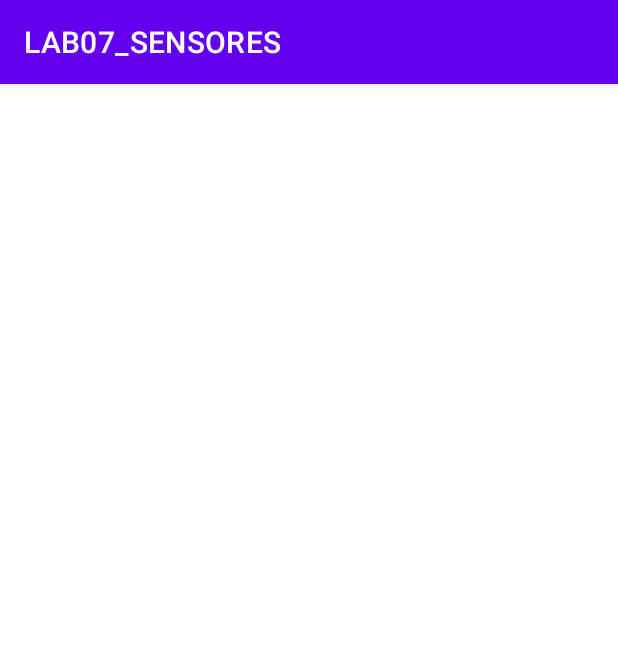
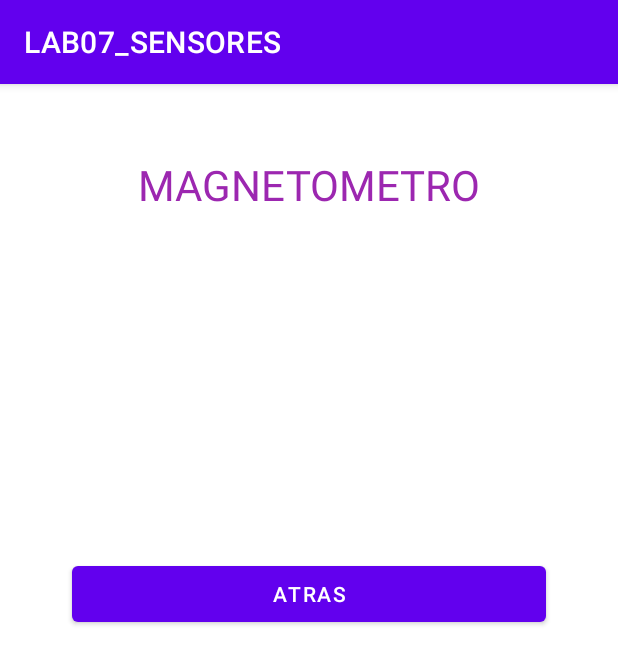
Before and after one commit to ValeriaCalderon123/LAB07_SENSORES, an Android app: the Sensor2 screen opened directly, with no data from a screen before it, on a phone screen of 412 x 824 dp. Shown: the top 664 px of the screen. Run offline under Robolectric (Android 15) with nearby library versions, the phone set to English and light mode, and no system bars.

Commit message:
Cambios UI - ACELEROMETRO

```diff
--- a/app/src/main/java/com/example/lab07_sensores/Sensor1.kt
+++ b/app/src/main/java/com/example/lab07_sensores/Sensor1.kt
@@ -44,7 +44,7 @@ class Sensor1 : AppCompatActivity(),SensorEventListener {
         //INICIALIZACION DE SENSOR
         sensorManager = getSystemService(SENSOR_SERVICE) as SensorManager
         // DEFINICION DE TIPO DE SENSOR
-        sensorManager.getDefaultSensor(Sensor.TYPE_MAGNETIC_FIELD)?.also {
+        sensorManager.getDefaultSensor(Sensor.TYPE_ACCELEROMETER)?.also {
             sensorManager.registerListener(this, it, SensorManager.SENSOR_DELAY_NORMAL,SensorManager.SENSOR_DELAY_NORMAL)
         }
 
@@ -60,15 +60,7 @@ class Sensor1 : AppCompatActivity(),SensorEventListener {
             textY.text = ("Y: "+("%.2f".format(y).toDouble()).toString()+"\nY: "+y.toInt().toString())
             textZ.text = ("Z: "+("%.2f".format(z).toDouble()).toString()+"\nZ: "+z.toInt().toString())
         }
-        if(event?.sensor?.type == Sensor.TYPE_MAGNETIC_FIELD){
-            val x = event.values[0]
-            val y = event.values[1]
-            val z = event.values[2]
-            // ASIGNACION
-            textX.text = ("X: "+("%.2f".format(x).toDouble()).toString()+"\nX: "+x.toInt().toString())
-            textY.text = ("Y: "+("%.2f".format(y).toDouble()).toString()+"\nY: "+y.toInt().toString())
-            textZ.text = ("Z: "+("%.2f".format(z).toDouble()).toString()+"\nZ: "+z.toInt().toString())
-        }
+
     }
 
     override fun onAccuracyChanged(sensor: Sensor?, accuracy: Int) {
--- a/app/src/main/java/com/example/lab07_sensores/Sensor2.kt
+++ b/app/src/main/java/com/example/lab07_sensores/Sensor2.kt
@@ -1,11 +1,71 @@
 package com.example.lab07_sensores
 
+import android.content.Intent
+import android.content.pm.ActivityInfo
+import android.hardware.Sensor
+import android.hardware.SensorEvent
+import android.hardware.SensorEventListener
+import android.hardware.SensorManager
 import androidx.appcompat.app.AppCompatActivity
 import android.os.Bundle
+import android.widget.Button
+import android.widget.TextView
 
-class Sensor2 : AppCompatActivity() {
+class Sensor2 : AppCompatActivity(), SensorEventListener {
+
+    private lateinit var sensorManager: SensorManager
+    private lateinit var textX: TextView
+    private lateinit var textY: TextView
+    private lateinit var textZ: TextView
+
     override fun onCreate(savedInstanceState: Bundle?) {
         super.onCreate(savedInstanceState)
         setContentView(R.layout.activity_sensor2)
+        // BUSQUEDA
+        textX = findViewById(R.id.gradoX)
+        textY = findViewById(R.id.gradoY)
+        textZ = findViewById(R.id.gradoZ)
+        this.requestedOrientation = ActivityInfo.SCREEN_ORIENTATION_UNSPECIFIED
+
+        //SENSOR
+        setUpSensor()
+        val btnBack: Button = findViewById(R.id.buttonBack)
+
+
+        btnBack.setOnClickListener {
+            val intent = Intent(this, MainActivity::class.java)
+            startActivity(intent)
+        }
+    }
+    private fun setUpSensor(){
+        //INICIALIZACION DE SENSOR
+        sensorManager = getSystemService(SENSOR_SERVICE) as SensorManager
+        // DEFINICION DE TIPO DE SENSOR
+        sensorManager.getDefaultSensor(Sensor.TYPE_MAGNETIC_FIELD)?.also {
+            sensorManager.registerListener(this, it, SensorManager.SENSOR_DELAY_NORMAL,SensorManager.SENSOR_DELAY_NORMAL)
+        }
+
+    }
+    override fun onSensorChanged(event: SensorEvent?) {
+        //CONDICIONAL QUE INDICA SI SE ELIGIO EL SENSOR MAGNETOMETRO
+
+        if(event?.sensor?.type == Sensor.TYPE_MAGNETIC_FIELD){
+            val x = event.values[0]
+            val y = event.values[1]
+            val z = event.values[2]
+            // ASIGNACION
+            textX.text = ("X: "+("%.2f".format(x).toDouble()).toString()+"\nX: "+x.toInt().toString())
+            textY.text = ("Y: "+("%.2f".format(y).toDouble()).toString()+"\nY: "+y.toInt().toString())
+            textZ.text = ("Z: "+("%.2f".format(z).toDouble()).toString()+"\nZ: "+z.toInt().toString())
+        }
+    }
+
+    override fun onAccuracyChanged(sensor: Sensor?, accuracy: Int) {
+        return
+    }
+
+    override fun onDestroy() {
+        sensorManager.unregisterListener((this))
+        super.onDestroy()
     }
 }
--- a/app/src/main/res/layout/activity_sensor2.xml
+++ b/app/src/main/res/layout/activity_sensor2.xml
@@ -6,4 +6,70 @@
     android:layout_height="match_parent"
     tools:context=".Sensor2">
 
+    <TextView
+        android:id="@+id/gradoY"
+        android:layout_width="98dp"
+        android:layout_height="66dp"
+        android:layout_marginTop="96dp"
+        android:textAlignment="center"
+        android:textSize="24sp"
+        app:layout_constraintBottom_toTopOf="@+id/buttonBack"
+        app:layout_constraintEnd_toStartOf="@+id/gradoZ"
+        app:layout_constraintHorizontal_bias="0.852"
+        app:layout_constraintStart_toStartOf="parent"
+        app:layout_constraintTop_toBottomOf="@+id/textView"
+        app:layout_constraintVertical_bias="0.0" />
+
+    <TextView
+        android:id="@+id/gradoZ"
+        android:layout_width="91dp"
+        android:layout_height="67dp"
+        android:textAlignment="center"
+        android:textSize="24sp"
+        app:layout_constraintBottom_toBottomOf="@+id/gradoY"
+        app:layout_constraintEnd_toEndOf="parent"
+        app:layout_constraintHorizontal_bias="0.876"
+        app:layout_constraintStart_toStartOf="parent"
+        app:layout_constraintTop_toBottomOf="@+id/textView"
+        app:layout_constraintVertical_bias="1.0" />
+
+    <TextView
+        android:id="@+id/gradoX"
+        android:layout_width="88dp"
+        android:layout_height="66dp"
+        android:layout_marginStart="40dp"
+        android:layout_marginTop="96dp"
+        android:textAlignment="center"
+        android:textSize="24sp"
+        app:layout_constraintBottom_toTopOf="@+id/buttonBack"
+        app:layout_constraintEnd_toStartOf="@+id/gradoY"
+        app:layout_constraintHorizontal_bias="0.0"
+        app:layout_constraintStart_toStartOf="parent"
+        app:layout_constraintTop_toBottomOf="@+id/textView"
+        app:layout_constraintVertical_bias="0.0" />
+
+    <TextView
+        android:id="@+id/textView"
+        android:layout_width="231dp"
+        android:layout_height="55dp"
+        android:layout_marginTop="48dp"
+        android:text="MAGNETOMETRO"
+        android:textAlignment="center"
+        android:textColor="#9C27B0"
+        android:textSize="28sp"
+        app:layout_constraintEnd_toEndOf="parent"
+        app:layout_constraintStart_toStartOf="parent"
+        app:layout_constraintTop_toTopOf="parent" />
+
+    <Button
+        android:id="@+id/buttonBack"
+        android:layout_width="316dp"
+        android:layout_height="49dp"
+        android:layout_marginBottom="300dp"
+        android:text="ATRAS"
+        app:layout_constraintBottom_toBottomOf="parent"
+        app:layout_constraintEnd_toEndOf="parent"
+        app:layout_constraintStart_toStartOf="parent"
+        app:layout_constraintTop_toBottomOf="@+id/textView"
+        app:layout_constraintVertical_bias="0.672" />
 </androidx.constraintlayout.widget.ConstraintLayout>
```
